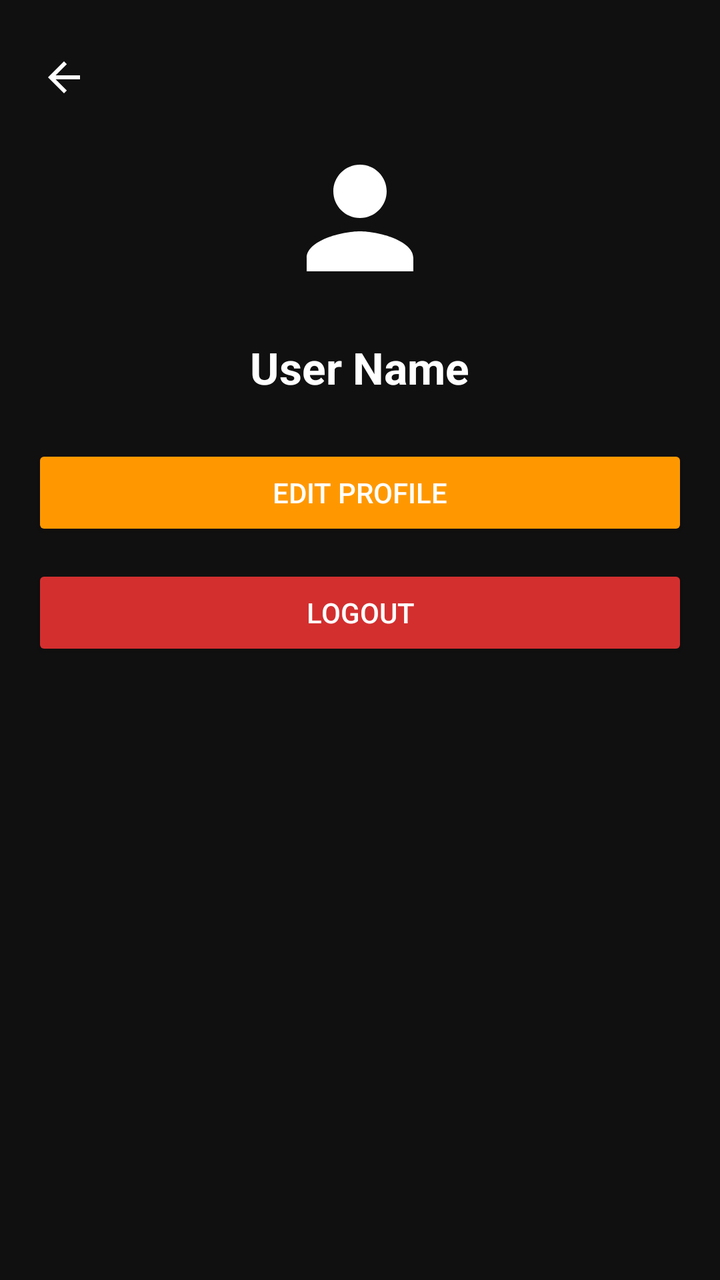
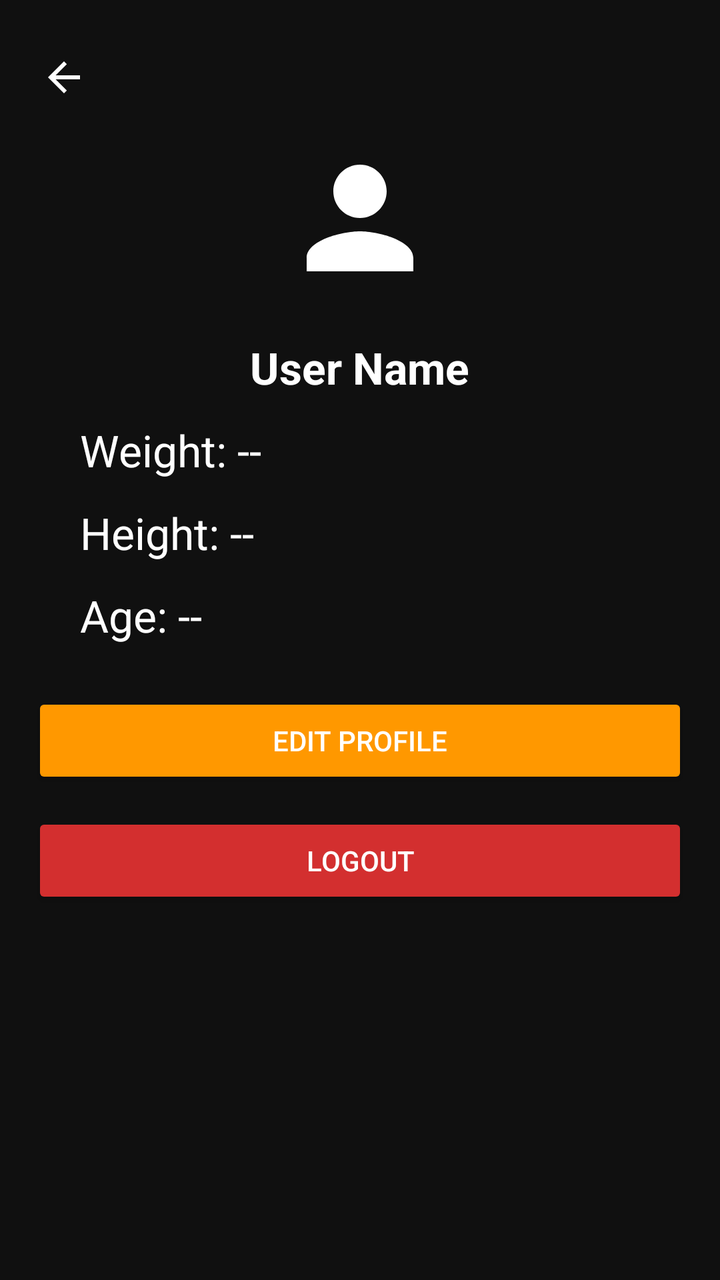

Two renders of the same Android screen: before a commit and after it. Below are the layout's source before the change and the commit's diff.
<!-- AndroidManifest.xml: application theme Theme.Workouttracker -->
<!-- res/layout/fragment_account.xml -->
<?xml version="1.0" encoding="utf-8"?>
<ScrollView xmlns:android="http://schemas.android.com/apk/res/android"
    xmlns:app="http://schemas.android.com/apk/res-auto"
    android:layout_width="match_parent"
    android:layout_height="match_parent"
    android:background="#101010"
    android:padding="16dp">

    <LinearLayout
        android:orientation="vertical"
        android:layout_width="match_parent"
        android:layout_height="wrap_content">

        
        <ImageButton
            android:id="@+id/backBtn"
            android:layout_width="32dp"
            android:layout_height="45dp"
            android:background="@android:color/transparent"
            android:contentDescription="@string/back_arrow"
            android:padding="4dp"
            android:src="@drawable/ic_arrow_back"
            app:tint="@android:color/white" />

        <ImageView
            android:id="@+id/accountAvatar"
            android:layout_width="96dp"
            android:layout_height="96dp"
            android:layout_gravity="center"
            android:src="@drawable/ic_account_circle"
            android:padding="8dp"
            app:tint="@android:color/white" />

        <TextView
            android:id="@+id/accountName"
            android:layout_width="wrap_content"
            android:layout_height="wrap_content"
            android:text="User Name"
            android:textColor="@android:color/white"
            android:textSize="22sp"
            android:textStyle="bold"
            android:layout_gravity="center"
            android:layout_marginTop="12dp" />

        <Button
            android:id="@+id/btnEditProfile"
            android:layout_width="match_parent"
            android:layout_height="wrap_content"
            android:text="Edit Profile"
            android:backgroundTint="#FF9800"
            android:textColor="@android:color/white"
            android:layout_marginTop="24dp" />

        <Button
            android:id="@+id/btnLogout"
            android:layout_width="match_parent"
            android:layout_height="wrap_content"
            android:text="Logout"
            android:backgroundTint="#D32F2F"
            android:textColor="@android:color/white"
            android:layout_marginTop="12dp" />

    </LinearLayout>

</ScrollView>
<!-- resources referenced by this layout -->
<resources>
  <!-- drawable ic_account_circle (drawable) -->
  <vector xmlns:android="http://schemas.android.com/apk/res/android"
      android:width="24dp"
      android:height="24dp"
      android:viewportWidth="24"
      android:viewportHeight="24">
      <path
          android:fillColor="#FFFFFF"
          android:pathData="M12,12c2.21,0 4,-1.79 4,-4s-1.79,-4 -4,-4 -4,1.79 -4,4 1.79,4 4,4zM12,14c-2.67,0 -8,1.34 -8,4v2h16v-2c0,-2.66 -5.33,-4 -8,-4z"/>
  </vector>
  <!-- drawable ic_arrow_back (drawable) -->
  <vector xmlns:android="http://schemas.android.com/apk/res/android"
      android:width="24dp"
      android:height="24dp"
      android:viewportWidth="24"
      android:viewportHeight="24">
      <path
          android:fillColor="#FFFFFF"
          android:pathData="M20,11H7.83l5.59,-5.59L12,4l-8,8 8,8 1.41,-1.41L7.83,13H20v-2z"/>
  </vector>
  <string name="back_arrow">Back Arrow</string>
  <style name="Theme.Workouttracker" parent="Base.Theme.Workouttracker" />
  <style name="Base.Theme.Workouttracker" parent="Theme.Material3.DayNight.NoActionBar">
          
          
      </style>
</resources>

<!-- the commit's change to res/layout/fragment_account.xml (unified diff, before → after) -->
@@ -42,6 +42,39 @@
             android:layout_gravity="center"
             android:layout_marginTop="12dp" />
 
+        <TextView
+            android:id="@+id/accountWeight"
+            android:layout_width="wrap_content"
+            android:layout_height="wrap_content"
+            android:text="Weight: --"
+            android:textColor="@android:color/white"
+            android:textSize="22sp"
+            android:textStyle="normal"
+            android:layout_marginStart="24dp"
+            android:layout_marginTop="12dp" />
+
+        <TextView
+            android:id="@+id/accountHeight"
+            android:layout_width="wrap_content"
+            android:layout_height="wrap_content"
+            android:text="Height: --"
+            android:textColor="@android:color/white"
+            android:textSize="22sp"
+            android:textStyle="normal"
+            android:layout_marginStart="24dp"
+            android:layout_marginTop="12dp" />
+
+        <TextView
+            android:id="@+id/accountAge"
+            android:layout_width="wrap_content"
+            android:layout_height="wrap_content"
+            android:text="Age: --"
+            android:textColor="@android:color/white"
+            android:textSize="22sp"
+            android:textStyle="normal"
+            android:layout_marginStart="24dp"
+            android:layout_marginTop="12dp" />
+
         <Button
             android:id="@+id/btnEditProfile"
             android:layout_width="match_parent"
